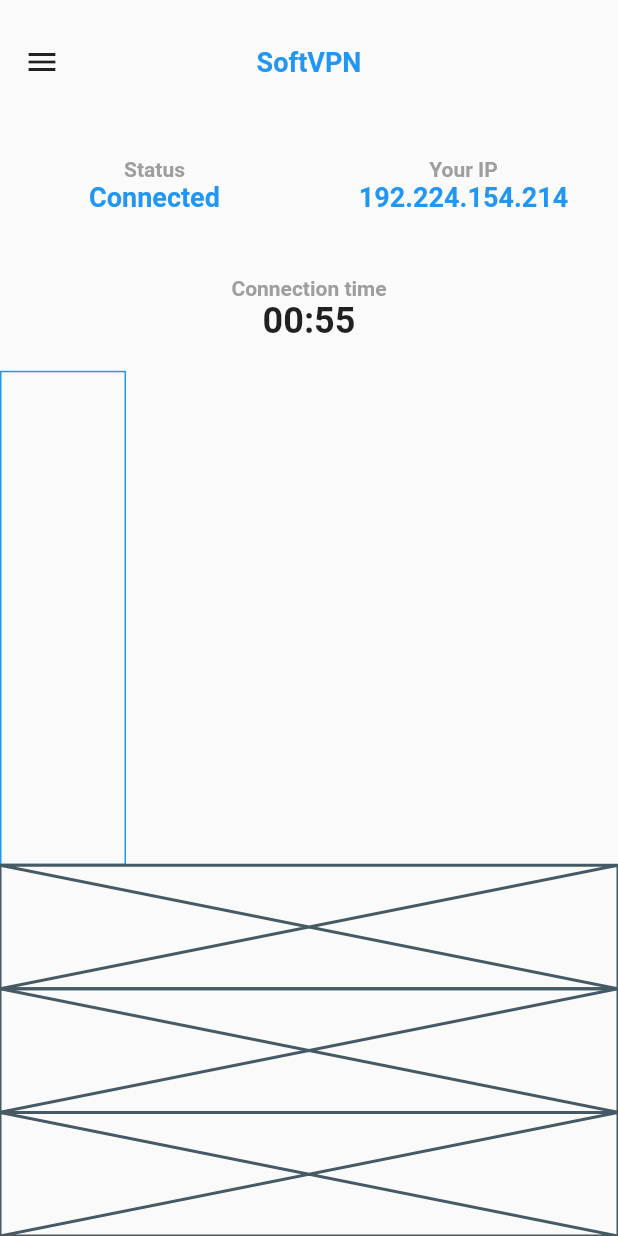
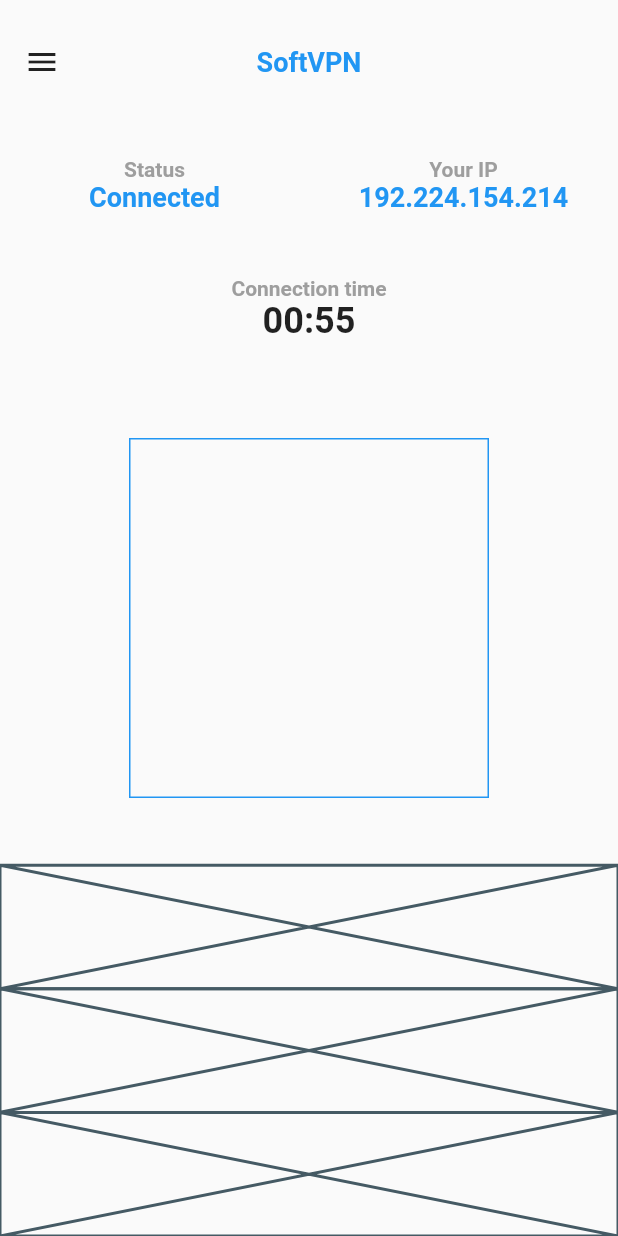
Before and after one commit to JAICHANGPARK/flutter_notebook_11th_story, a Flutter app: the screen it shows after launch, on a phone screen of 412 x 824 dp. Run offline on Flutter 3.47's test engine with Material 2 defaults, Android fonts, the phone set to English and light mode, and no system bars; our stand-ins replace backdrop, badges, flutter_inner_drawer, flutter_slidable, flutter_swiper, google_fonts.

Commit message:
Update vpn_home_page.dart

```diff
--- a/lib/ep721_vpn_mobile_app/ui/vpn_home_page.dart
+++ b/lib/ep721_vpn_mobile_app/ui/vpn_home_page.dart
@@ -102,11 +102,13 @@ class _VpnHomePageState extends State<VpnHomePage> {
             ),
             Expanded(
               flex: 8,
-              child: Container(
-                height: 84,
-                width: 84,
-                decoration: BoxDecoration(
-                  border: Border.all(color: Colors.blue)
+              child: Center(
+                child: Container(
+                  height: 240,
+                  width: 240,
+                  decoration: BoxDecoration(
+                    border: Border.all(color: Colors.blue)
+                  ),
                 ),
               ),
             ),
```
